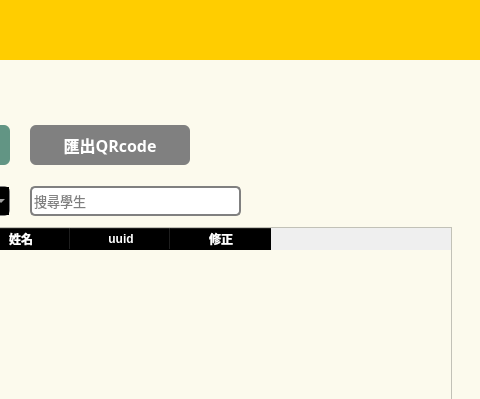
First picture: the form in ui/teacher_mode.ui, repository forggy0113/re-lego, before the edit; both pictures show x 569 to 1049 and y 0 to 399 of the 1280 by 720 pixel window.
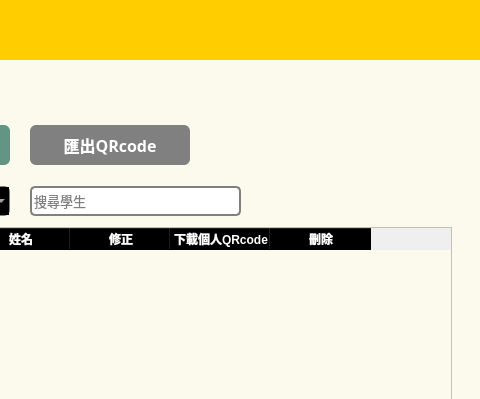
Second picture: the form after the edit. Icons and pictures are not drawn.

Patch:
```diff
--- a/ui/teacher_mode.ui
+++ b/ui/teacher_mode.ui
@@ -1258,16 +1258,21 @@
                         <string>姓名</string>
                        </property>
                       </column>
-                      <column>
-                       <property name="text">
-                        <string>uuid</string>
-                       </property>
-                      </column>
                       <column>
                        <property name="text">
                         <string>修正</string>
                        </property>
                       </column>
+                      <column>
+                       <property name="text">
+                        <string>下載個人QRcode</string>
+                       </property>
+                      </column>
+                      <column>
+                       <property name="text">
+                        <string>刪除</string>
+                       </property>
+                      </column>
                      </widget>
                     </item>
                    </layout>
```
Left out of the diff: 41 changed lines with no effect on the pictures.
